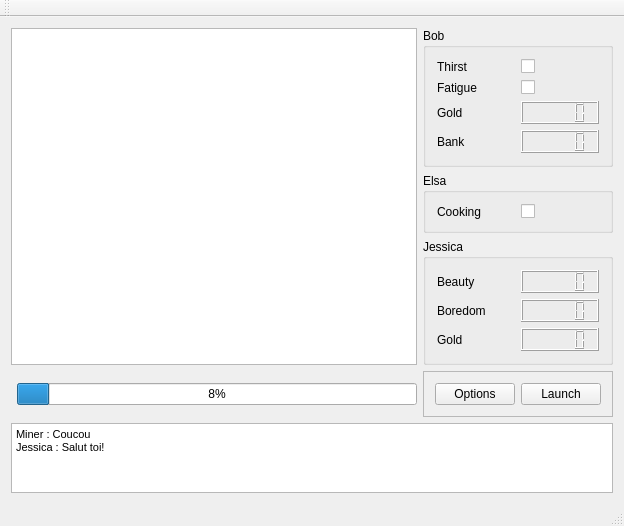
paulbaudy/IA2016, file InterfaceElo/mainwindow.ui: the form before one commit.
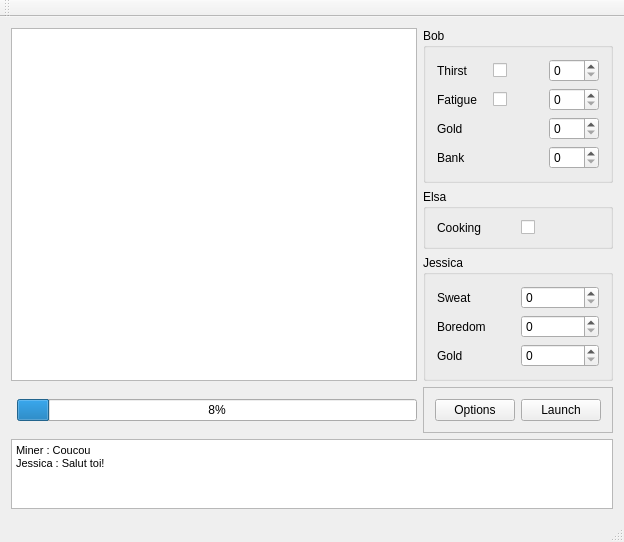
The form after the commit.

The edit to the form file:
```diff
--- a/InterfaceElo/mainwindow.ui
+++ b/InterfaceElo/mainwindow.ui
@@ -51,13 +51,6 @@
          </property>
         </widget>
        </item>
-       <item row="1" column="0">
-        <widget class="QLabel" name="label_3">
-         <property name="text">
-          <string>Thirst</string>
-         </property>
-        </widget>
-       </item>
        <item row="3" column="0">
         <widget class="QLabel" name="label">
          <property name="text">
@@ -65,8 +58,12 @@
          </property>
         </widget>
        </item>
-       <item row="3" column="1">
-        <widget class="QLCDNumber" name="lcdGold"/>
+       <item row="1" column="0">
+        <widget class="QLabel" name="label_3">
+         <property name="text">
+          <string>Thirst</string>
+         </property>
+        </widget>
        </item>
        <item row="4" column="0">
         <widget class="QLabel" name="label_6">
@@ -75,9 +72,6 @@
          </property>
         </widget>
        </item>
-       <item row="4" column="1">
-        <widget class="QLCDNumber" name="lcdBank"/>
-       </item>
        <item row="1" column="1">
         <widget class="QCheckBox" name="checkBoxThirst">
          <property name="text">
@@ -92,15 +86,29 @@
          </property>
         </widget>
        </item>
+       <item row="1" column="2">
+        <widget class="QSpinBox" name="sbThirst"/>
+       </item>
+       <item row="3" column="2">
+        <widget class="QSpinBox" name="sbGold"/>
+       </item>
+       <item row="4" column="2">
+        <widget class="QSpinBox" name="sbBank"/>
+       </item>
+       <item row="2" column="2">
+        <widget class="QSpinBox" name="sbFatigue"/>
+       </item>
       </layout>
       <zorder>label_3</zorder>
       <zorder>label_2</zorder>
       <zorder>label</zorder>
-      <zorder>lcdGold</zorder>
       <zorder>label_6</zorder>
-      <zorder>lcdBank</zorder>
       <zorder>checkBoxThirst</zorder>
       <zorder>checkBoxFatigue</zorder>
+      <zorder>sbThirst</zorder>
+      <zorder>sbGold</zorder>
+      <zorder>sbBank</zorder>
+      <zorder>sbFatigue</zorder>
      </widget>
     </item>
     <item row="2" column="3">
@@ -109,13 +117,17 @@
        <string>Jessica</string>
       </property>
       <layout class="QGridLayout" name="gridLayout_4">
-       <item row="0" column="1">
-        <widget class="QLCDNumber" name="lcdBeauty"/>
+       <item row="2" column="0">
+        <widget class="QLabel" name="label_5">
+         <property name="text">
+          <string>Gold</string>
+         </property>
+        </widget>
        </item>
        <item row="0" column="0">
         <widget class="QLabel" name="label_8">
          <property name="text">
-          <string>Beauty</string>
+          <string>Sweat</string>
          </property>
         </widget>
        </item>
@@ -126,18 +138,14 @@
          </property>
         </widget>
        </item>
-       <item row="2" column="1">
-        <widget class="QLCDNumber" name="lcdGoldJess"/>
-       </item>
-       <item row="2" column="0">
-        <widget class="QLabel" name="label_5">
-         <property name="text">
-          <string>Gold</string>
-         </property>
-        </widget>
+       <item row="0" column="1">
+        <widget class="QSpinBox" name="sbBeauty"/>
        </item>
        <item row="1" column="1">
-        <widget class="QLCDNumber" name="lcdBoredom"/>
+        <widget class="QSpinBox" name="sbBored"/>
+       </item>
+       <item row="2" column="1">
+        <widget class="QSpinBox" name="sbGold_2"/>
        </item>
       </layout>
      </widget>
```
